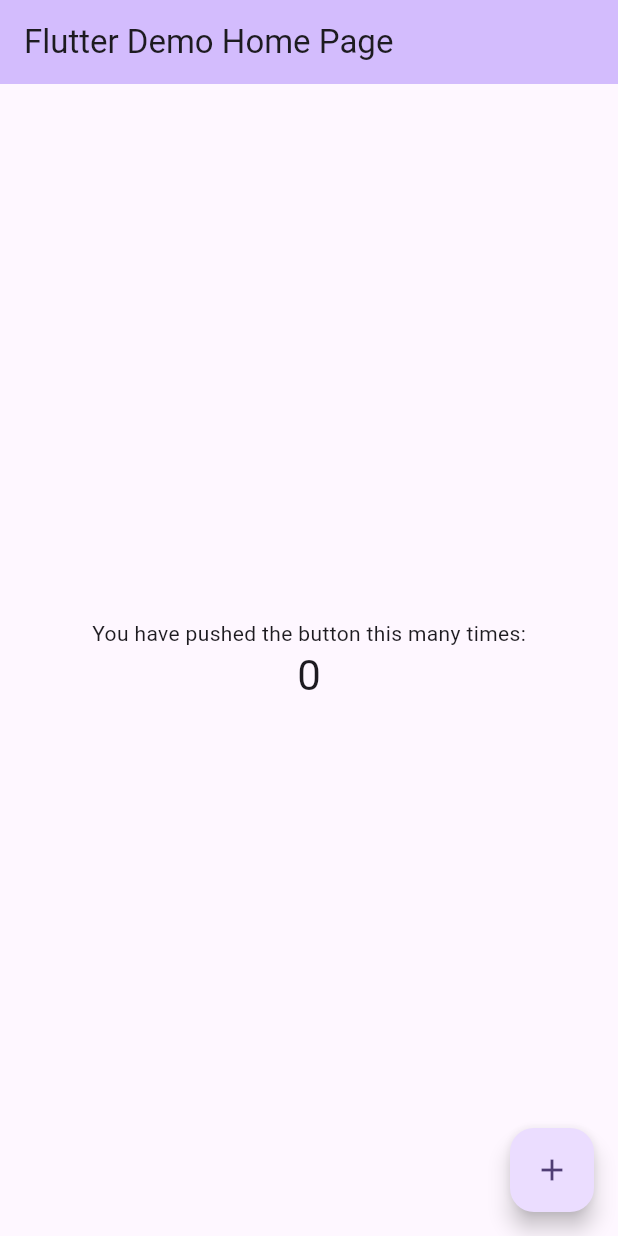
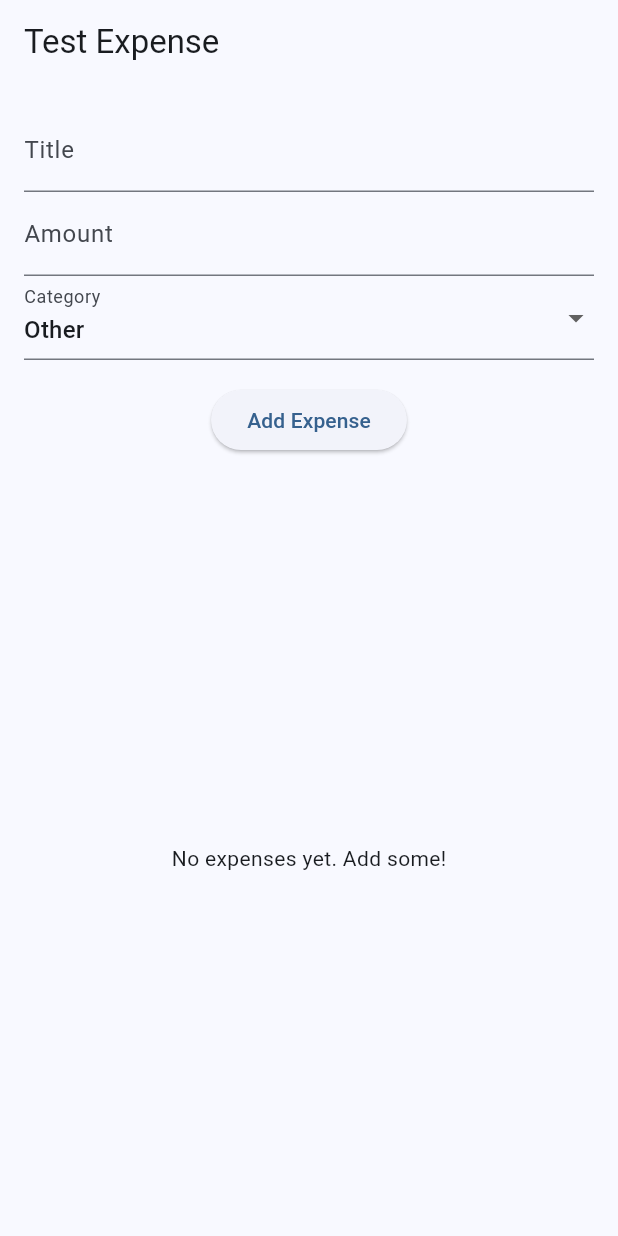
Before and after one commit to omarahmeddsa/Mobile-App-Development, a Flutter app: the screen it shows after launch, on a phone screen of 412 x 824 dp. Run offline on Flutter 3.47's test engine with Material 3 defaults, Android fonts, the light colour scheme and no system bars; our stand-ins replace equatable, flutter_bloc.

Commit message:
Make a Sample UI to test add expense and remove expense events

```diff
--- /dev/null
+++ b/expense_tracker_flutter_bloc/lib/controller/expense_tracker_bloc.dart
@@ -0,0 +1,51 @@
+import 'package:expense_tracker_flutter_bloc/model/ExpenseModel.dart';
+import 'package:flutter_bloc/flutter_bloc.dart';
+import 'package:uuid/uuid.dart';
+
+import 'expense_tracker_state.dart';
+
+part 'expense_tracker_event.dart';
+
+class ExpenseTrackerBloc
+    extends Bloc<ExpenseTrackerEvent, ExpenseTrackerState> {
+  ExpenseTrackerBloc() : super(const ExpenseTrackerUpdate(oldExpenseList: [])) {
+    on<ExpenseAdd>((event, emit) {
+      try {
+        final expenseModel = ExpenseModel(
+          id: const Uuid().v4(),
+          title: event.NewExpensemodel.title,
+          amount: event.NewExpensemodel.amount,
+          category: event.NewExpensemodel.category,
+        );
+
+        if (state is ExpenseTrackerUpdate) {
+          final currentState = state as ExpenseTrackerUpdate;
+          emit(
+            ExpenseTrackerUpdate(
+              oldExpenseList: [...currentState.oldExpenseList, expenseModel],
+            ),
+          );
+        }
+      } catch (e) {
+        emit(ExpenseTrackerErrMsg(errMsg: 'Failed to add expense: $e'));
+      }
+    });
+
+    on<ExpenseRemove>((event, emit) {
+      try {
+        if (state is ExpenseTrackerUpdate) {
+          final currentState = state as ExpenseTrackerUpdate;
+          if (currentState.oldExpenseList.isNotEmpty) {
+            final updatedList = List<ExpenseModel>.from(
+              currentState.oldExpenseList,
+            );
+            updatedList.removeLast();
+            emit(ExpenseTrackerUpdate(oldExpenseList: updatedList));
+          }
+        }
+      } catch (e) {
+        emit(ExpenseTrackerErrMsg(errMsg: 'Failed to remove expense: $e'));
+      }
+    });
+  }
+}
--- /dev/null
+++ b/expense_tracker_flutter_bloc/lib/controller/expense_tracker_event.dart
@@ -0,0 +1,11 @@
+part of 'expense_tracker_bloc.dart';
+
+sealed class ExpenseTrackerEvent {}
+
+class ExpenseAdd extends ExpenseTrackerEvent {
+  final ExpenseModel NewExpensemodel;
+
+  ExpenseAdd(this.NewExpensemodel);
+}
+
+class ExpenseRemove extends ExpenseTrackerEvent {}
--- /dev/null
+++ b/expense_tracker_flutter_bloc/lib/controller/expense_tracker_state.dart
@@ -0,0 +1,24 @@
+import 'package:equatable/equatable.dart';
+import 'package:expense_tracker_flutter_bloc/model/ExpenseModel.dart';
+
+sealed class ExpenseTrackerState extends Equatable {
+  const ExpenseTrackerState();
+}
+
+class ExpenseTrackerUpdate extends ExpenseTrackerState {
+  final List<ExpenseModel> oldExpenseList;
+
+  const ExpenseTrackerUpdate({required this.oldExpenseList});
+
+  @override
+  List<Object> get props => [oldExpenseList];
+}
+
+class ExpenseTrackerErrMsg extends ExpenseTrackerState {
+  final String errMsg;
+
+  const ExpenseTrackerErrMsg({required this.errMsg});
+
+  @override
+  List<Object> get props => [errMsg];
+}
--- a/expense_tracker_flutter_bloc/lib/main.dart
+++ b/expense_tracker_flutter_bloc/lib/main.dart
@@ -1,4 +1,9 @@
 import 'package:flutter/material.dart';
+import 'package:flutter_bloc/flutter_bloc.dart';
+
+import 'controller/expense_tracker_bloc.dart';
+import 'controller/expense_tracker_state.dart';
+import 'model/ExpenseModel.dart';
 
 void main() {
   runApp(const MyApp());
@@ -7,116 +12,168 @@ void main() {
 class MyApp extends StatelessWidget {
   const MyApp({super.key});
 
-  // This widget is the root of your application.
   @override
   Widget build(BuildContext context) {
-    return MaterialApp(
-      title: 'Flutter Demo',
+    return BlocProvider(
+      create: (context) => ExpenseTrackerBloc(),
+      child: MaterialApp(
+        title: 'Expense Tracker',
         theme: ThemeData(
-        // This is the theme of your application.
-        //
-        // TRY THIS: Try running your application with "flutter run". You'll see
-        // the application has a purple toolbar. Then, without quitting the app,
-        // try changing the seedColor in the colorScheme below to Colors.green
-        // and then invoke "hot reload" (save your changes or press the "hot
-        // reload" button in a Flutter-supported IDE, or press "r" if you used
-        // the command line to start the app).
-        //
-        // Notice that the counter didn't reset back to zero; the application
-        // state is not lost during the reload. To reset the state, use hot
-        // restart instead.
-        //
-        // This works for code too, not just values: Most code changes can be
-        // tested with just a hot reload.
-        colorScheme: ColorScheme.fromSeed(seedColor: Colors.deepPurple),
+          colorScheme: ColorScheme.fromSeed(seedColor: Colors.blue),
+          useMaterial3: true,
         ),
-      home: const MyHomePage(title: 'Flutter Demo Home Page'),
+        home: const ExpenseTrackerScreen(),
+      ),
     );
   }
 }
 
-class MyHomePage extends StatefulWidget {
-  const MyHomePage({super.key, required this.title});
-
-  // This widget is the home page of your application. It is stateful, meaning
-  // that it has a State object (defined below) that contains fields that affect
-  // how it looks.
-
-  // This class is the configuration for the state. It holds the values (in this
-  // case the title) provided by the parent (in this case the App widget) and
-  // used by the build method of the State. Fields in a Widget subclass are
-  // always marked "final".
-
-  final String title;
+class ExpenseTrackerScreen extends StatefulWidget {
+  const ExpenseTrackerScreen({super.key});
 
   @override
-  State<MyHomePage> createState() => _MyHomePageState();
+  State<ExpenseTrackerScreen> createState() => _ExpenseTrackerScreenState();
 }
 
-class _MyHomePageState extends State<MyHomePage> {
-  int _counter = 0;
+class _ExpenseTrackerScreenState extends State<ExpenseTrackerScreen> {
+  final _formKey = GlobalKey<FormState>();
+  final _titleController = TextEditingController();
+  final _amountController = TextEditingController();
+  String _selectedCategory = 'Other';
 
-  void _incrementCounter() {
+  @override
+  void dispose() {
+    _titleController.dispose();
+    _amountController.dispose();
+    super.dispose();
+  }
+
+  void _addExpense() {
+    if (_formKey.currentState?.validate() ?? false) {
+      final expense = ExpenseModel(
+        id: '',
+        title: _titleController.text,
+        amount: double.parse(_amountController.text),
+        category: _selectedCategory,
+      );
+      context.read<ExpenseTrackerBloc>().add(ExpenseAdd(expense));
+      _titleController.clear();
+      _amountController.clear();
       setState(() {
-      // This call to setState tells the Flutter framework that something has
-      // changed in this State, which causes it to rerun the build method below
-      // so that the display can reflect the updated values. If we changed
-      // _counter without calling setState(), then the build method would not be
-      // called again, and so nothing would appear to happen.
-      _counter++;
+        _selectedCategory = 'Other';
       });
+    }
   }
 
   @override
   Widget build(BuildContext context) {
-    // This method is rerun every time setState is called, for instance as done
-    // by the _incrementCounter method above.
-    //
-    // The Flutter framework has been optimized to make rerunning build methods
-    // fast, so that you can just rebuild anything that needs updating rather
-    // than having to individually change instances of widgets.
     return Scaffold(
-      appBar: AppBar(
-        // TRY THIS: Try changing the color here to a specific color (to
-        // Colors.amber, perhaps?) and trigger a hot reload to see the AppBar
-        // change color while the other colors stay the same.
-        backgroundColor: Theme.of(context).colorScheme.inversePrimary,
-        // Here we take the value from the MyHomePage object that was created by
-        // the App.build method, and use it to set our appbar title.
-        title: Text(widget.title),
+      appBar: AppBar(title: const Text('Test Expense')),
+      body: Column(
+        children: [
+          // Simple form to add expense
+          Padding(
+            padding: const EdgeInsets.all(16.0),
+            child: Form(
+              key: _formKey,
+              child: Column(
+                children: [
+                  TextFormField(
+                    controller: _titleController,
+                    decoration: const InputDecoration(labelText: 'Title'),
+                    validator: (value) {
+                      if (value == null || value.isEmpty) {
+                        return 'Please enter a title';
+                      }
+                      return null;
+                    },
                   ),
-      body: Center(
-        // Center is a layout widget. It takes a single child and positions it
-        // in the middle of the parent.
-        child: Column(
-          // Column is also a layout widget. It takes a list of children and
-          // arranges them vertically. By default, it sizes itself to fit its
-          // children horizontally, and tries to be as tall as its parent.
-          //
-          // Column has various properties to control how it sizes itself and
-          // how it positions its children. Here we use mainAxisAlignment to
-          // center the children vertically; the main axis here is the vertical
-          // axis because Columns are vertical (the cross axis would be
-          // horizontal).
-          //
-          // TRY THIS: Invoke "debug painting" (choose the "Toggle Debug Paint"
-          // action in the IDE, or press "p" in the console), to see the
-          // wireframe for each widget.
-          mainAxisAlignment: MainAxisAlignment.center,
-          children: <Widget>[
-            const Text('You have pushed the button this many times:'),
-            Text(
-              '$_counter',
-              style: Theme.of(context).textTheme.headlineMedium,
+                  TextFormField(
+                    controller: _amountController,
+                    decoration: const InputDecoration(labelText: 'Amount'),
+                    keyboardType: TextInputType.number,
+                    validator: (value) {
+                      if (value == null || value.isEmpty) {
+                        return 'Please enter an amount';
+                      }
+                      if (double.tryParse(value) == null) {
+                        return 'Please enter a valid number';
+                      }
+                      return null;
+                    },
+                  ),
+                  DropdownButtonFormField<String>(
+                    value: _selectedCategory,
+                    decoration: const InputDecoration(labelText: 'Category'),
+                    items: const [
+                      DropdownMenuItem(value: 'Food', child: Text('Food')),
+                      DropdownMenuItem(
+                        value: 'Transport',
+                        child: Text('Transport'),
+                      ),
+                      DropdownMenuItem(
+                        value: 'Shopping',
+                        child: Text('Shopping'),
+                      ),
+                      DropdownMenuItem(value: 'Other', child: Text('Other')),
+                    ],
+                    onChanged: (value) {
+                      if (value != null) {
+                        setState(() {
+                          _selectedCategory = value;
+                        });
+                      }
+                    },
+                  ),
+                  const SizedBox(height: 16),
+                  ElevatedButton(
+                    onPressed: _addExpense,
+                    child: const Text('Add Expense'),
                   ),
                 ],
               ),
             ),
-      floatingActionButton: FloatingActionButton(
-        onPressed: _incrementCounter,
-        tooltip: 'Increment',
-        child: const Icon(Icons.add),
-      ), // This trailing comma makes auto-formatting nicer for build methods.
+          ),
+          // List of expenses
+          Expanded(
+            child: BlocBuilder<ExpenseTrackerBloc, ExpenseTrackerState>(
+              builder: (context, state) {
+                if (state is ExpenseTrackerUpdate) {
+                  if (state.oldExpenseList.isEmpty) {
+                    return const Center(
+                      child: Text('No expenses yet. Add some!'),
+                    );
+                  }
+                  return ListView.builder(
+                    itemCount: state.oldExpenseList.length,
+                    itemBuilder: (context, index) {
+                      final expense = state.oldExpenseList[index];
+                      return Card(
+                        margin: const EdgeInsets.symmetric(
+                          horizontal: 16,
+                          vertical: 8,
+                        ),
+                        child: ListTile(
+                          title: Text(expense.title),
+                          subtitle: Text('Category: ${expense.category}'),
+                          trailing: Text(
+                            '\$${expense.amount.toStringAsFixed(2)}',
+                            style: const TextStyle(
+                              fontSize: 18,
+                              fontWeight: FontWeight.bold,
+                            ),
+                          ),
+                        ),
+                      );
+                    },
+                  );
+                }
+                return const Center(child: Text('Something went wrong'));
+              },
+            ),
+          ),
+        ],
+      ),
     );
   }
 }
--- /dev/null
+++ b/expense_tracker_flutter_bloc/lib/model/ExpenseModel.dart
@@ -0,0 +1,32 @@
+import 'package:equatable/equatable.dart';
+import 'package:uuid/uuid.dart';
+
+class ExpenseModel extends Equatable {
+  final String id;
+  final String title;
+  final double amount;
+  final String category;
+
+  const ExpenseModel({
+    required this.id,
+    required this.title,
+    required this.amount,
+    required this.category,
+  });
+
+  @override
+  List<Object?> get props => [id, title, amount, category];
+
+  factory ExpenseModel.fromJson(Map<String, dynamic> data) {
+    return ExpenseModel(
+      id: data['id'] ?? const Uuid().v4(),
+      title: data['title'] ?? '',
+      amount: (data['amount'] ?? 0).toDouble(),
+      category: data['category'] ?? 'Other',
+    );
+  }
+
+  Map<String, dynamic> toJson() {
+    return {'id': id, 'title': title, 'amount': amount, 'category': category};
+  }
+}
```
Also changed, not shown: expense_tracker_flutter_bloc/pubspec.yaml (+7 -0 lines), expense_tracker_flutter_bloc/pubspec.lock. Lines whose indentation alone changed are shown as unchanged.
